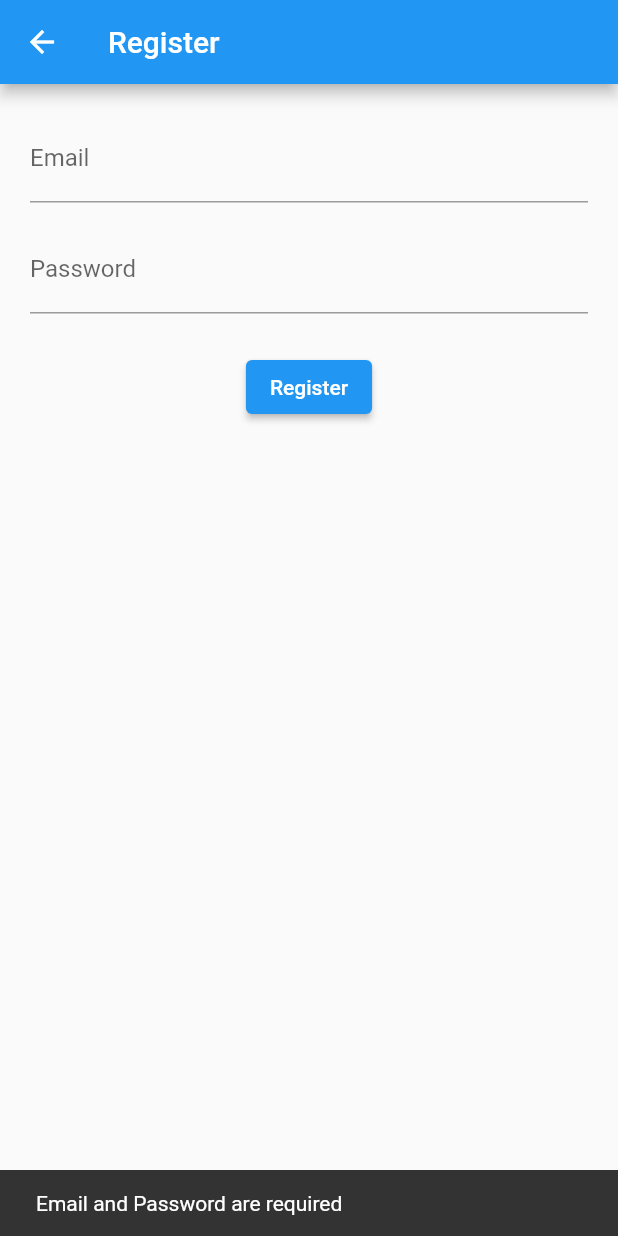
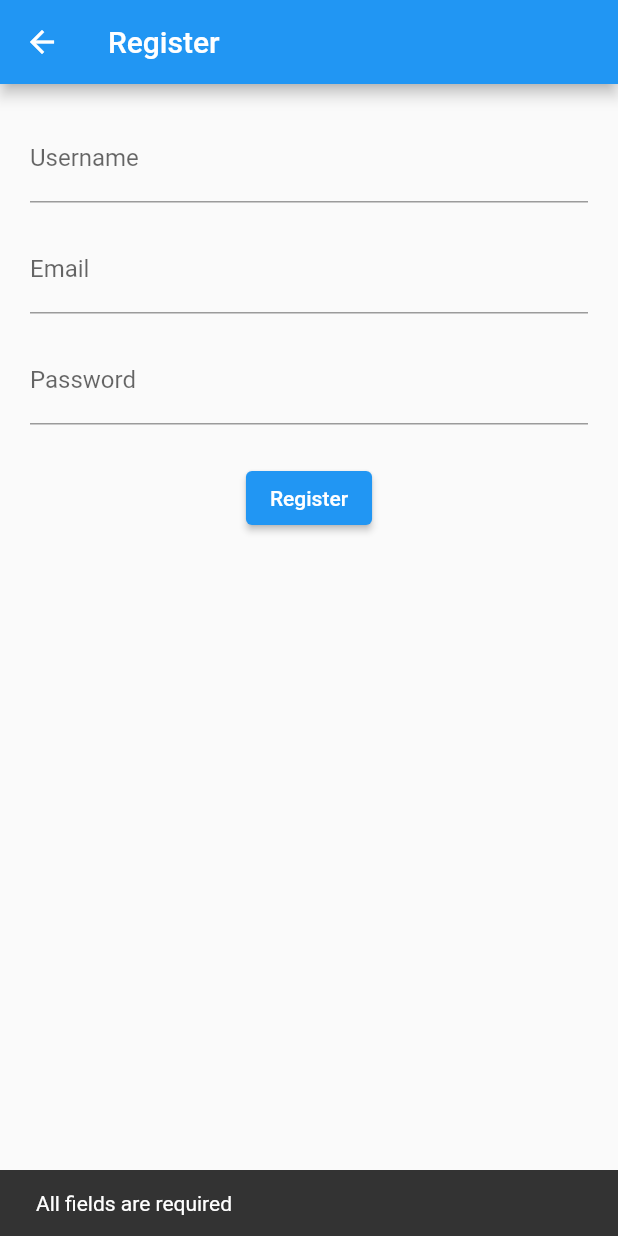
Before and after one commit to Shivani3105/PrepBuddy, a Flutter app: the RegisterPage screen opened directly, after a tap on "Register", on a phone screen of 412 x 824 dp. Run offline on Flutter 3.47's test engine with Material 3 defaults, Android fonts, the phone set to English and light mode, and no system bars; our stand-ins replace jwt_decoder, shared_preferences; accounts and stored records are empty; network calls fail.

Commit message:
added username in user schema for it to reflect in comments

```diff
--- a/lib/config.dart
+++ b/lib/config.dart
@@ -4,8 +4,9 @@ const String baseUrl = 'https://prepbuddy-1.onrender.com';
 
 const String reg = '$baseUrl/registration';
 const String login = '$baseUrl/login';
-const String storetodo = '$baseUrl/storeTodo';
-const String gettodo = '$baseUrl/getTodo';
+//const String storetodo = '$baseUrl/storeTodo';
+//const String gettodo = '$baseUrl/getTodo';
+const String getUser='$baseUrl/getUser';
 const String createQnA = '$baseUrl/createQnA';
 const String getQnA = '$baseUrl/getQnA';
 String deleteQnA(String id) => '$baseUrl/deleteQnA/$id';
--- a/lib/registration.dart
+++ b/lib/registration.dart
@@ -2,7 +2,7 @@ import 'dart:convert';
 import 'package:flutter/material.dart';
 import 'package:flutter_application_2/SignInPage.dart';
 import 'package:http/http.dart' as http;
-import 'config.dart'; // Ensure it has your API URL
+import 'config.dart';
 
 class RegisterPage extends StatefulWidget {
   const RegisterPage({super.key});
@@ -14,16 +14,17 @@ class RegisterPage extends StatefulWidget {
 class _RegisterPageState extends State<RegisterPage> {
   final TextEditingController emailController = TextEditingController();
   final TextEditingController passwordController = TextEditingController();
+  final TextEditingController usernameController = TextEditingController();
   bool isLoading = false;
 
   Future<void> registerUser() async {
     final String email = emailController.text.trim();
     final String password = passwordController.text;
+    final String username = usernameController.text.trim();
 
-    // 🔒 Validations
-    if (email.isEmpty || password.isEmpty) {
+    if (email.isEmpty || password.isEmpty || username.isEmpty) {
       ScaffoldMessenger.of(context).showSnackBar(
-        const SnackBar(content: Text('Email and Password are required')),
+        const SnackBar(content: Text('All fields are required')),
       );
       return;
     }
@@ -31,6 +32,13 @@ class _RegisterPageState extends State<RegisterPage> {
     if (!email.contains('@') || !email.endsWith('@gmail.com')) {
       ScaffoldMessenger.of(context).showSnackBar(
         const SnackBar(content: Text('Please enter a valid Gmail address')),
+      );
+      return;
+    }
+
+    if (!RegExp(r'^[a-zA-Z0-9_]+$').hasMatch(username)) {
+      ScaffoldMessenger.of(context).showSnackBar(
+        const SnackBar(content: Text('Username can only contain letters, numbers, and underscores')),
       );
       return;
     }
@@ -48,6 +56,7 @@ class _RegisterPageState extends State<RegisterPage> {
     final Map<String, dynamic> userData = {
       "email": email,
       "password": password,
+      "username": username,
     };
 
     try {
@@ -89,6 +98,11 @@ class _RegisterPageState extends State<RegisterPage> {
         child: Column(
           children: [
             TextField(
+              controller: usernameController,
+              decoration: const InputDecoration(labelText: "Username"),
+            ),
+            const SizedBox(height: 15),
+            TextField(
               controller: emailController,
               decoration: const InputDecoration(labelText: "Email"),
               keyboardType: TextInputType.emailAddress,
```
Also changed, not shown: lib/comment.dart (+23 -12 lines), 8 other files.
